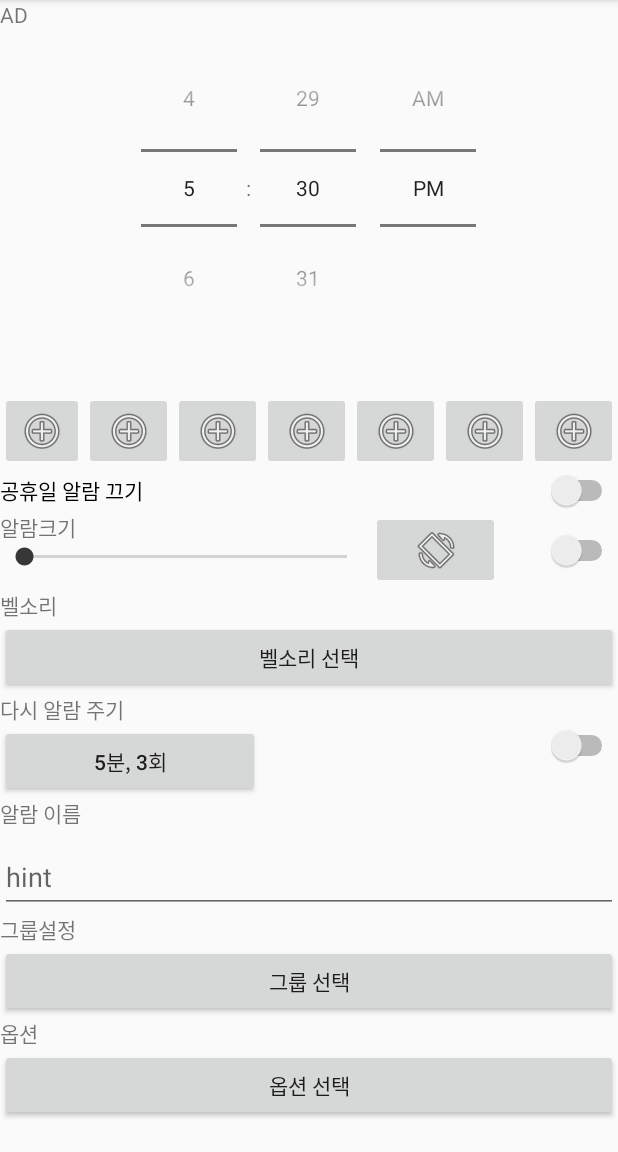
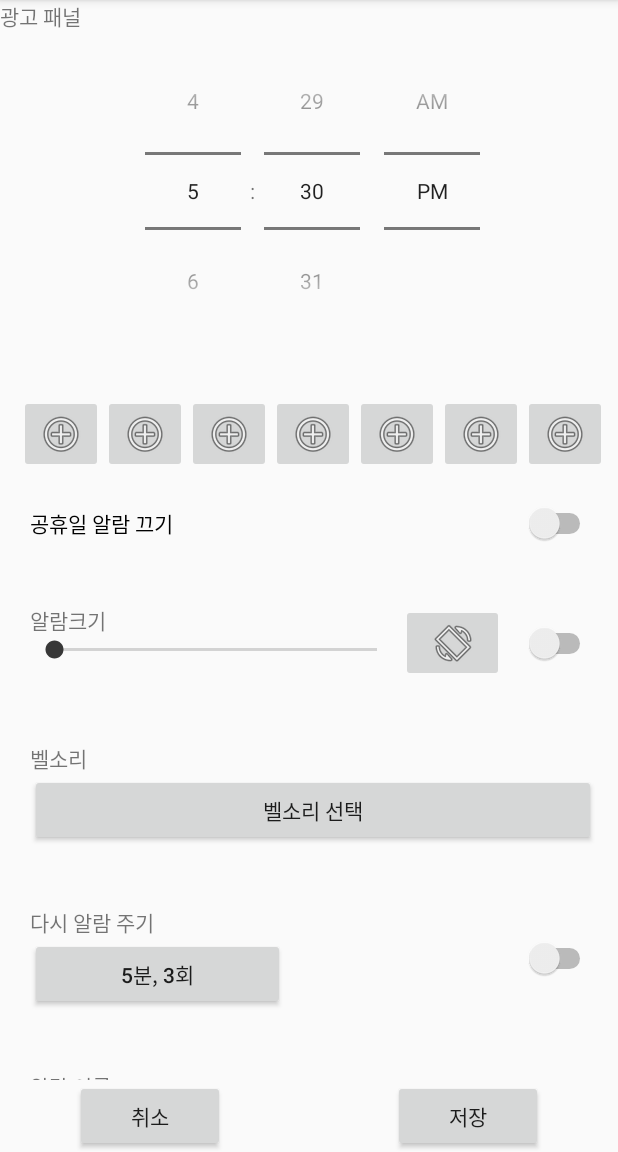
Before and after one commit to HyunQQ/android_alram_dev, an Android app: the AlramSetActivity screen opened directly, with no data from a screen before it, on a phone screen of 412 x 824 dp, the part 84-1236 px from its top. Run offline under Robolectric (Android 15) with nearby library versions, the phone set to English and light mode, and no system bars.

Commit message:
알람 설정 레이아웃 정리 및 아이디 정리 저장, 취소 버튼 추가

```diff
--- a/app/src/main/res/layout/activity_alram_set.xml
+++ b/app/src/main/res/layout/activity_alram_set.xml
@@ -1,42 +1,40 @@
 <?xml version="1.0" encoding="utf-8"?>
-<android.support.constraint.ConstraintLayout
+<LinearLayout
     xmlns:android="http://schemas.android.com/apk/res/android"
     xmlns:app="http://schemas.android.com/apk/res-auto"
     xmlns:tools="http://schemas.android.com/tools"
     android:layout_width="match_parent"
     android:layout_height="match_parent"
+    android:orientation="vertical"
     tools:context=".AlramSetActivity">
 
 
-<!--</android.support.constraint.ConstraintLayout>-->
-<!--<LinearLayout xmlns:android="http://schemas.android.com/apk/res/android"-->
-    <!--xmlns:app="http://schemas.android.com/apk/res-auto"-->
-    <!--android:layout_width="fill_parent"-->
-    <!--android:layout_height="wrap_content"-->
-    <!--android:gravity="top"-->
-    <!--android:orientation="vertical">-->
+    <!--알람 셋팅 스크롤뷰-->
+    <ScrollView
+        android:layout_width="417dp"
+        android:layout_height="wrap_content"
+        android:layout_weight="1"
+        tools:layout_editor_absoluteX="-6dp">
 
-    <ScrollView
-        android:layout_width="match_parent"
-        android:layout_height="match_parent">
-
+        <!--알람셋팅 레이아웃-->
         <LinearLayout
             android:layout_width="match_parent"
             android:layout_height="match_parent"
             android:orientation="vertical">
 
+            <!--광고 레이아웃-->
             <LinearLayout
                 android:layout_width="match_parent"
                 android:layout_height="wrap_content"
                 android:orientation="vertical">
-
                 <TextView
                     android:id="@+id/textView"
                     android:layout_width="match_parent"
                     android:layout_height="wrap_content"
-                    android:text="AD" />
+                    android:text="광고 패널" />
             </LinearLayout>
 
+            <!--시간 설정 레이아웃-->
             <LinearLayout
                 android:layout_width="fill_parent"
                 android:layout_height="wrap_content"
@@ -44,7 +42,7 @@
                 android:orientation="vertical">
 
                 <TimePicker
-                    android:id="@+id/time_picker"
+                    android:id="@+id/alram_time_setter"
                     android:layout_width="match_parent"
                     android:layout_height="wrap_content"
                     android:layout_marginBottom="30dp"
@@ -53,77 +51,78 @@
 
             </LinearLayout>
 
+            <!--요일 설정 레이아웃-->
             <LinearLayout
-                android:layout_width="match_parent"
+                android:layout_width="wrap_content"
                 android:layout_height="wrap_content"
+                android:layout_gravity="center_vertical|center_horizontal"
                 android:orientation="horizontal">
 
+                <!--월-->
                 <ImageButton
-                    android:id="@+id/imageButton2"
+                    android:id="@+id/btn_mon"
                     android:layout_width="wrap_content"
                     android:layout_height="wrap_content"
                     app:srcCompat="@android:drawable/ic_menu_add" />
 
                 <ImageButton
-                    android:id="@+id/imageButton3"
-                    android:layout_width="match_parent"
+                    android:id="@+id/btn_tue"
+                    android:layout_width="wrap_content"
                     android:layout_height="wrap_content"
-                    android:layout_weight="1"
                     app:srcCompat="@android:drawable/ic_menu_add" />
 
                 <ImageButton
-                    android:id="@+id/imageButton4"
-                    android:layout_width="match_parent"
+                    android:id="@+id/btn_wed"
+                    android:layout_width="wrap_content"
                     android:layout_height="wrap_content"
-                    android:layout_weight="1"
                     app:srcCompat="@android:drawable/ic_menu_add" />
 
                 <ImageButton
-                    android:id="@+id/imageButton5"
-                    android:layout_width="match_parent"
+                    android:id="@+id/btn_thu"
+                    android:layout_width="wrap_content"
                     android:layout_height="wrap_content"
-                    android:layout_weight="1"
                     app:srcCompat="@android:drawable/ic_menu_add" />
 
                 <ImageButton
-                    android:id="@+id/imageButton6"
-                    android:layout_width="match_parent"
+                    android:id="@+id/btn_fri"
+                    android:layout_width="wrap_content"
                     android:layout_height="wrap_content"
-                    android:layout_weight="1"
                     app:srcCompat="@android:drawable/ic_menu_add" />
 
                 <ImageButton
-                    android:id="@+id/imageButton7"
-                    android:layout_width="match_parent"
+                    android:id="@+id/btn_sat"
+                    android:layout_width="wrap_content"
                     android:layout_height="wrap_content"
-                    android:layout_weight="1"
                     app:srcCompat="@android:drawable/ic_menu_add" />
 
                 <ImageButton
-                    android:id="@+id/imageButton8"
-                    android:layout_width="match_parent"
+                    android:id="@+id/btn_sun"
+                    android:layout_width="wrap_content"
                     android:layout_height="wrap_content"
-                    android:layout_weight="1"
                     app:srcCompat="@android:drawable/ic_menu_add" />
 
             </LinearLayout>
 
+            <!--공휴일 알람 끄기 옵션 레이아웃-->
             <LinearLayout
                 android:layout_width="match_parent"
                 android:layout_height="wrap_content"
+                android:padding="20dp"
                 android:orientation="horizontal">
 
                 <Switch
-                    android:id="@+id/switch1"
+                    android:id="@+id/switch_holi"
                     android:layout_width="wrap_content"
                     android:layout_height="wrap_content"
                     android:layout_weight="1"
                     android:text="공휴일 알람 끄기" />
             </LinearLayout>
 
+            <!--알람 크기 설정 레이아웃-->
             <LinearLayout
                 android:layout_width="match_parent"
                 android:layout_height="wrap_content"
+                android:padding="20dp"
                 android:orientation="horizontal">
 
                 <LinearLayout
@@ -132,47 +131,49 @@
                     android:orientation="vertical">
 
                     <TextView
-                        android:id="@+id/textView3"
+                        android:id="@+id/txt_set_vol"
                         android:layout_width="match_parent"
                         android:layout_height="wrap_content"
                         android:text="알람크기" />
 
                     <SeekBar
-                        android:id="@+id/seekBar"
+                        android:id="@+id/bar_vol"
                         android:layout_width="match_parent"
                         android:layout_height="wrap_content" />
 
                 </LinearLayout>
 
                 <ImageButton
-                    android:id="@+id/imageButton9"
+                    android:id="@+id/btn_vibrate"
                     android:layout_width="wrap_content"
                     android:layout_height="wrap_content"
                     android:layout_weight="1"
                     app:srcCompat="@android:drawable/ic_menu_always_landscape_portrait" />
 
                 <Switch
-                    android:id="@+id/switch2"
+                    android:id="@+id/switch_vol"
                     android:layout_width="wrap_content"
                     android:layout_height="match_parent"
                     android:layout_weight="1" />
 
             </LinearLayout>
 
+            <!--벨소리 선택 레이아웃-->
             <LinearLayout
                 android:layout_width="match_parent"
                 android:layout_height="wrap_content"
+                android:padding="20dp"
                 android:orientation="vertical">
 
                 <TextView
-                    android:id="@+id/textView5"
+                    android:id="@+id/txt_bell"
                     android:layout_width="wrap_content"
                     android:layout_height="wrap_content"
                     android:layout_weight="1"
                     android:text="벨소리" />
 
                 <Button
-                    android:id="@+id/selc_bell_button"
+                    android:id="@+id/btn_selc_bell"
                     android:layout_width="match_parent"
                     android:layout_height="wrap_content"
                     android:layout_weight="1"
@@ -180,49 +181,60 @@
 
             </LinearLayout>
 
+            <!--알람주기 선택 레이아웃-->
             <LinearLayout
                 android:layout_width="match_parent"
                 android:layout_height="wrap_content"
                 android:layout_weight="0"
+                android:padding="20dp"
                 android:orientation="horizontal">
 
                 <LinearLayout
-                    android:layout_width="314dp"
+                    android:layout_width="wrap_content"
                     android:layout_height="wrap_content"
                     android:layout_weight="0"
                     android:orientation="vertical">
 
                     <TextView
-                        android:id="@+id/textView5"
+                        android:id="@+id/txt_alram_cycle"
                         android:layout_width="wrap_content"
                         android:layout_height="wrap_content"
                         android:layout_weight="0"
                         android:text="다시 알람 주기" />
 
                     <Button
-                        android:id="@+id/selc_bell_button"
-                        android:layout_width="173dp"
+                        android:id="@+id/btn_selc_cycle"
+                        android:layout_width="170dp"
                         android:layout_height="wrap_content"
                         android:layout_weight="0"
                         android:text="5분, 3회" />
 
                 </LinearLayout>
 
+                <!--정렬을 위한 뷰-->
+                <View
+                    android:layout_width="0dp"
+                    android:layout_height="0dp"
+                    android:layout_weight="1" />
+
                 <Switch
-                    android:id="@+id/switch3"
+                    android:id="@+id/switch_cycle"
                     android:layout_width="98dp"
                     android:layout_height="match_parent"
+                    android:layout_gravity="right"
                     android:layout_weight="0" />
 
             </LinearLayout>
 
+            <!--알람 이름 설정 레이아웃-->
             <LinearLayout
                 android:layout_width="match_parent"
                 android:layout_height="wrap_content"
+                android:padding="20dp"
                 android:orientation="vertical">
 
                 <TextView
-                    android:id="@+id/textView6"
+                    android:id="@+id/txt_set_name"
                     android:layout_width="match_parent"
                     android:layout_height="wrap_content"
                     android:text="알람 이름" />
@@ -234,24 +246,26 @@
                     <android.support.design.widget.TextInputEditText
                         android:layout_width="match_parent"
                         android:layout_height="wrap_content"
-                        android:hint="hint" />
+                        android:hint="알람 이름 입력" />
                 </android.support.design.widget.TextInputLayout>
             </LinearLayout>
 
+            <!--그룹 설정 레이아웃-->
             <LinearLayout
                 android:layout_width="match_parent"
                 android:layout_height="wrap_content"
+                android:padding="20dp"
                 android:orientation="vertical">
 
                 <TextView
-                    android:id="@+id/textView5"
+                    android:id="@+id/txt_set_group"
                     android:layout_width="wrap_content"
                     android:layout_height="wrap_content"
                     android:layout_weight="1"
                     android:text="그룹설정" />
 
                 <Button
-                    android:id="@+id/selc_bell_button"
+                    android:id="@+id/btn_selc_group"
                     android:layout_width="match_parent"
                     android:layout_height="wrap_content"
                     android:layout_weight="1"
@@ -259,28 +273,58 @@
 
             </LinearLayout>
 
+            <!--옵션 설정 레이아웃-->
             <LinearLayout
                 android:layout_width="match_parent"
                 android:layout_height="wrap_content"
+                android:padding="20dp"
                 android:orientation="vertical">
 
                 <TextView
-                    android:id="@+id/textView5"
+                    android:id="@+id/textViewdfsf"
                     android:layout_width="wrap_content"
                     android:layout_height="wrap_content"
                     android:layout_weight="1"
                     android:text="옵션" />
 
                 <Button
-                    android:id="@+id/selc_bell_button"
+                    android:id="@+id/selc_bell_buttondsds"
                     android:layout_width="match_parent"
                     android:layout_height="wrap_content"
-                    android:layout_weight="1"
                     android:text="옵션 선택" />
 
             </LinearLayout>
 
         </LinearLayout>
+
+
     </ScrollView>
 
-</android.support.constraint.ConstraintLayout>
+    <!--취소 저장 레이아웃-->
+    <RelativeLayout
+        android:layout_width="match_parent"
+        android:layout_height="wrap_content"
+        android:background="#00252020"
+        android:orientation="horizontal">
+
+        <Button
+            android:id="@+id/btn_set_alram_cancl"
+            android:layout_width="100dp"
+            android:layout_height="wrap_content"
+            android:layout_alignParentLeft="true"
+            android:layout_marginLeft="50dp"
+            android:layout_weight="0"
+            android:text="취소" />
+
+        <Button
+            android:id="@+id/btn_set_alram_save"
+            android:layout_width="100dp"
+            android:layout_height="wrap_content"
+            android:layout_alignParentRight="true"
+            android:layout_marginRight="50dp"
+            android:layout_weight="0"
+            android:text="저장" />
+    </RelativeLayout>
+
+
+</LinearLayout>
```
